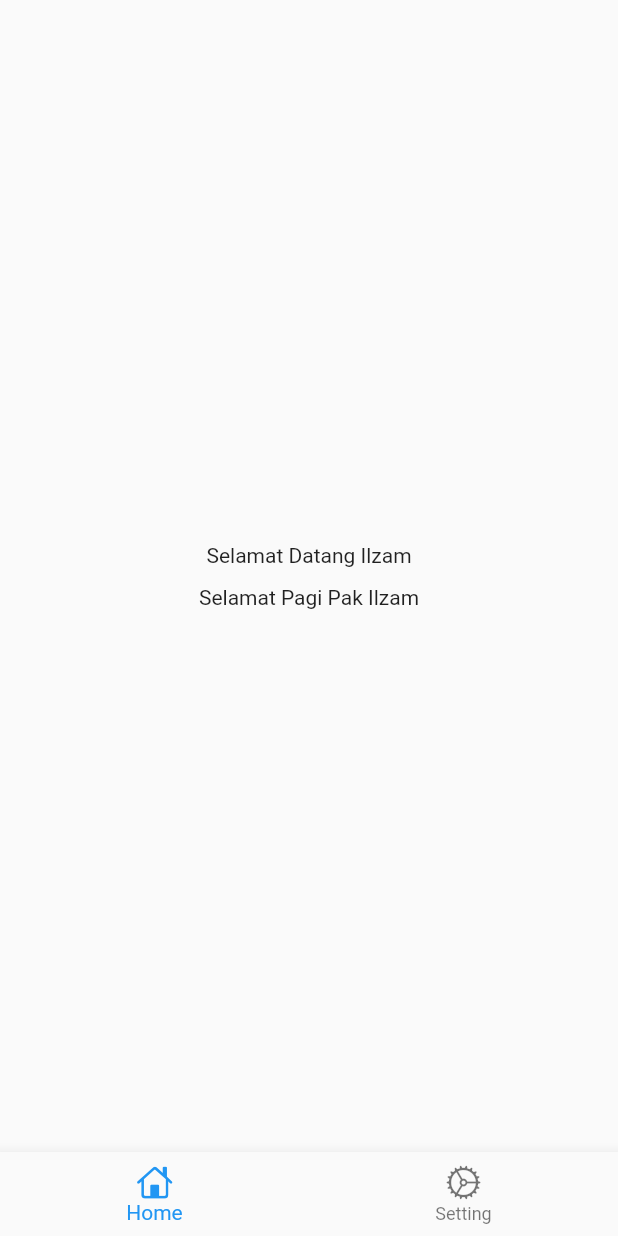
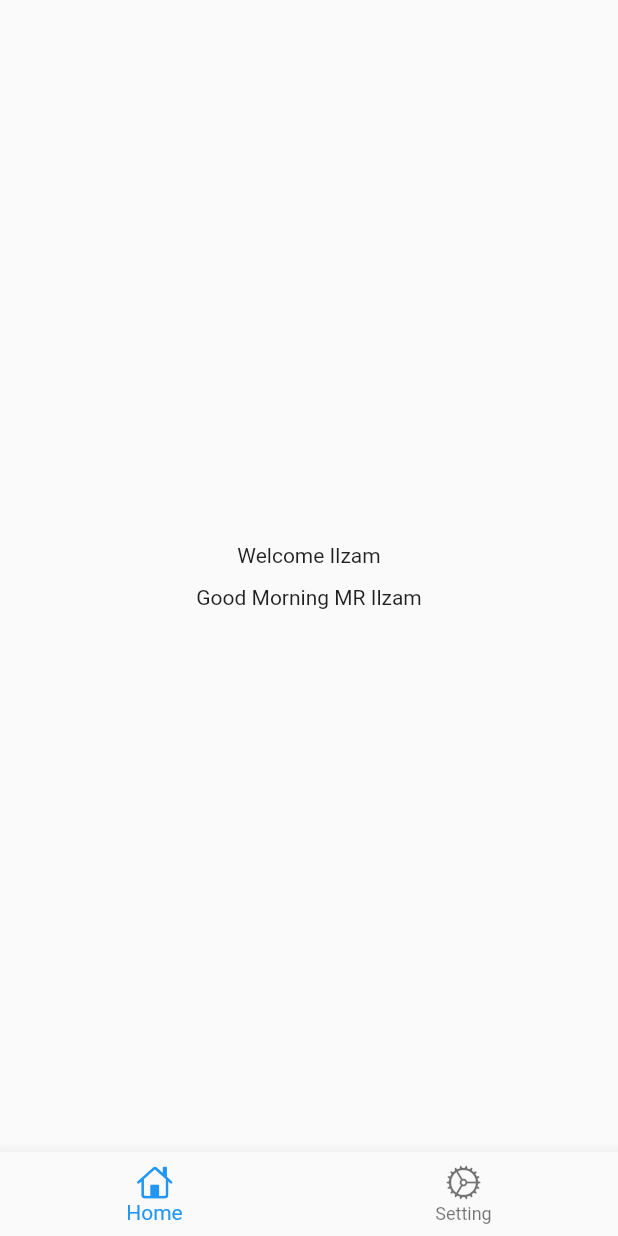
Before and after one commit to Nexteam-Indonesia/bwa-webinar-i18n, a Flutter app: the screen it shows after launch, on a phone screen of 412 x 824 dp. Run offline on Flutter 3.47's test engine with Material 2 defaults, Android fonts, the phone set to English and light mode, and no system bars; our stand-ins replace easy_localization; missing offline and left inert: checkbox_grouped.

Commit message:
feat: create basic i18n

```diff
--- a/assets/translations/en.json
+++ b/assets/translations/en.json
@@ -0,0 +1,7 @@
+{
+    "welcome": "Welcome {}",
+    "good_morning": {
+        "male": "Good Morning MR {}",
+        "female": "Good Morning MRS {}"
+    }
+}
--- a/assets/translations/id.json
+++ b/assets/translations/id.json
@@ -0,0 +1,7 @@
+{
+    "welcome": "Selamat Datang {}",
+    "good_morning": {
+        "male": "Selamat Pagi Pak {}",
+        "female": "Selamat Pagi Bu {}"
+    }
+}
--- a/lib/presentation/layouts/home/setting_home_layout.dart
+++ b/lib/presentation/layouts/home/setting_home_layout.dart
@@ -1,4 +1,5 @@
 import 'package:checkbox_grouped/checkbox_grouped.dart';
+import 'package:easy_localization/easy_localization.dart';
 import 'package:flutter/material.dart';
 
 class SettingHomeLayout extends StatelessWidget {
@@ -19,6 +20,9 @@ class SettingHomeLayout extends StatelessWidget {
             itemTitleStyle: const TextStyle(fontSize: 13),
           ),
           checkFirstElement: false,
+          onItemSelected: (value) {
+            EasyLocalization.of(context)!.setLocale(Locale(value));
+          },
         )
       ],
     );
--- a/lib/presentation/layouts/home/welcome_home_layout.dart
+++ b/lib/presentation/layouts/home/welcome_home_layout.dart
@@ -1,4 +1,6 @@
 import 'package:flutter/material.dart';
+import 'package:webinar_i18n/translations/locale_keys.g.dart';
+import 'package:easy_localization/easy_localization.dart';
 
 class WelcomeHomeLayout extends StatelessWidget {
   const WelcomeHomeLayout({Key? key}) : super(key: key);
@@ -8,10 +10,10 @@ class WelcomeHomeLayout extends StatelessWidget {
     return Center(
       child: Column(
         mainAxisAlignment: MainAxisAlignment.center,
-        children: const [
-          Text('Selamat Datang Ilzam', style: TextStyle(fontSize: 14)),
+        children: [
+          Text(LocaleKeys.welcome, style: TextStyle(fontSize: 14)).tr(args: ["Ilzam"]),
           SizedBox(height: 12),
-          Text('Selamat Pagi Pak Ilzam', style: TextStyle(fontSize: 14)),
+          Text(LocaleKeys.good_morning, style: TextStyle(fontSize: 14)).tr(args: ["Ilzam"], gender: "male"),
         ],
       ),
     );
```
Also changed, not shown: lib/main.dart (+20 -2 lines), lib/translations/codegen_loader.g.dart (added), lib/translations/locale_keys.g.dart (added), 1 other file.
